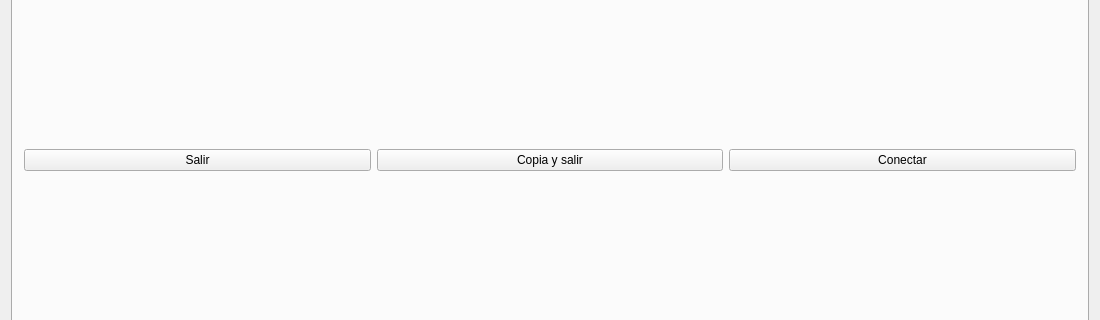
Old version of the form tienda.ui in the repository Ladis72/tienda; both pictures show x 0 to 1100 and y 208 to 528 of the 1100 by 754 pixel window.
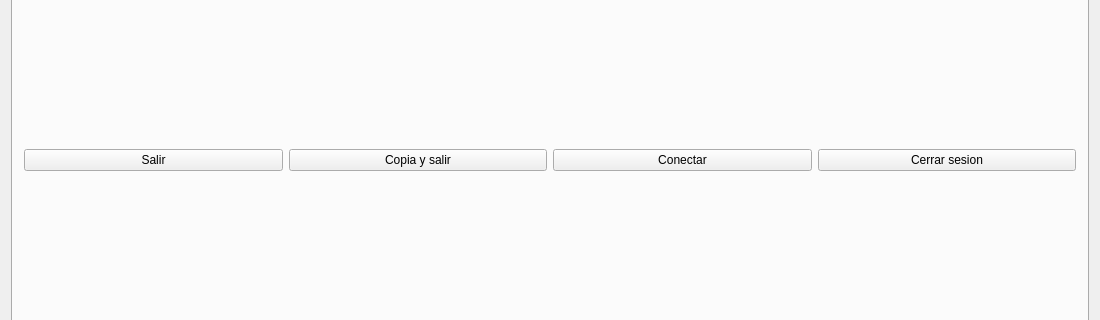
New version of the form. The open tabs and pages were chosen to show the change. Icons and pictures are not drawn.

Diff of the .ui file:
```diff
--- a/tienda.ui
+++ b/tienda.ui
@@ -397,6 +397,13 @@
           </property>
          </widget>
         </item>
+        <item>
+         <widget class="QPushButton" name="pushButtonSesion">
+          <property name="text">
+           <string>Cerrar sesion</string>
+          </property>
+         </widget>
+        </item>
        </layout>
       </widget>
      </widget>
```
Left out of the diff: 2 changed lines with no effect on the pictures.
